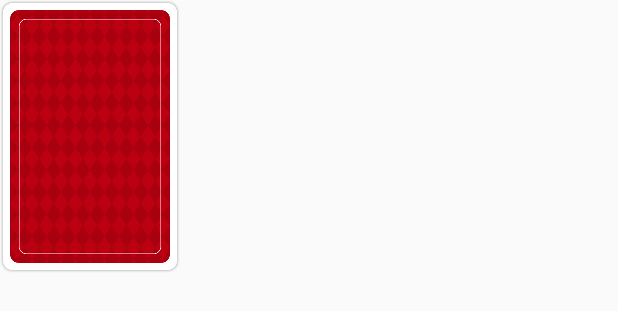
After one commit to akirago/togemp, an Android app: the layout card_main.xml on its own in the app's theme, with its tools: preview values and no code run, on a phone screen of 412 x 824 dp. The commit adds this screen. Shown: the top 311 px of the screen. Run offline under Robolectric (Android 15) with nearby library versions, the phone set to English and light mode, and no system bars.

Commit message:
カードのリストを受け取ると手札一覧できるようにした

```diff
--- a/app/build.gradle
+++ b/app/build.gradle
@@ -7,7 +7,7 @@ android {
     compileSdkVersion 28
     defaultConfig {
         applicationId "com.example.hashimotoakira.togemp"
-        minSdkVersion 23
+        minSdkVersion 24
         targetSdkVersion 28
         versionCode 1
         versionName "1.0"
--- a/app/src/main/java/com/example/hashimotoakira/togemp/logic/Card.java
+++ b/app/src/main/java/com/example/hashimotoakira/togemp/logic/Card.java
@@ -1,6 +1,12 @@
 package com.example.hashimotoakira.togemp.logic;
 
 public class Card {
+    /*
+        clover = c
+        spade = s
+        heart = h
+        dia = d
+     */
     public  String suit;
     public  int number;
 
--- /dev/null
+++ b/app/src/main/res/layout/card_main.xml
@@ -0,0 +1,8 @@
+<?xml version="1.0" encoding="utf-8"?>
+<ImageView xmlns:android="http://schemas.android.com/apk/res/android"
+    android:layout_width="120dp"
+    android:layout_height="182dp"
+    android:orientation="vertical"
+    android:background="@drawable/back">
+
+</ImageView>
```
Also changed, not shown: app/src/main/java/com/example/hashimotoakira/togemp/MainActivity.kt (+13 -0 lines), app/src/main/java/com/example/hashimotoakira/togemp/util/CardAdapter.kt (added, +34 -0 lines), app/src/main/java/com/example/hashimotoakira/togemp/util/CardViewHolder.kt (added, +12 -0 lines), app/src/main/res/layout/activity_main.xml (+14 -1 lines).
